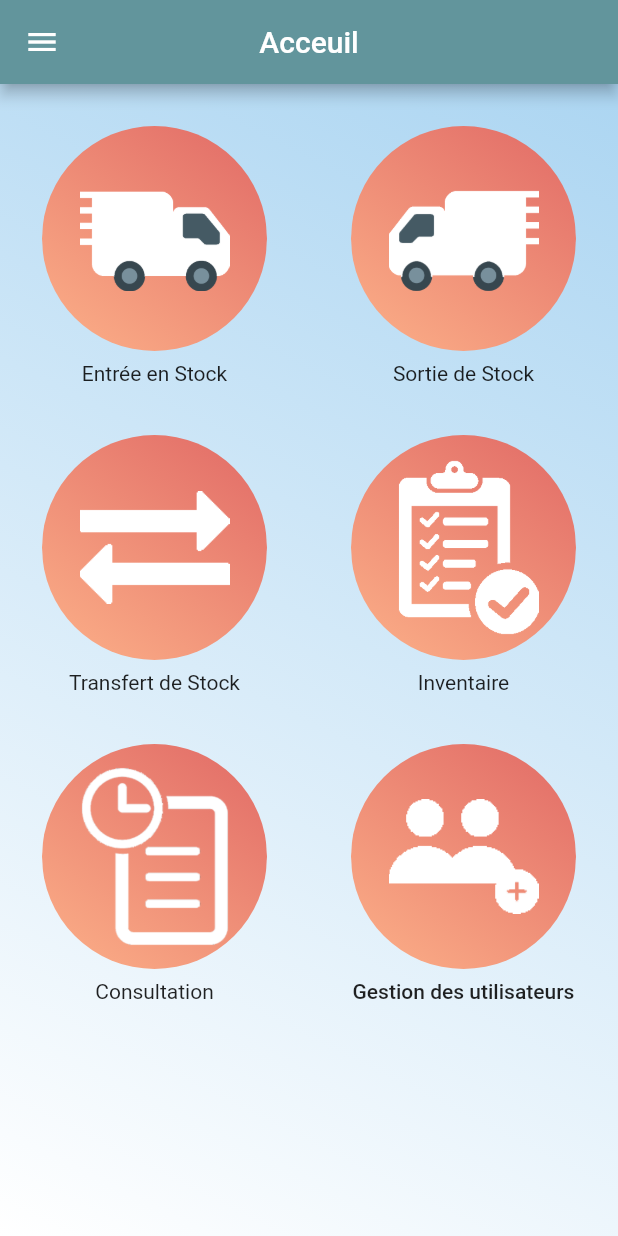
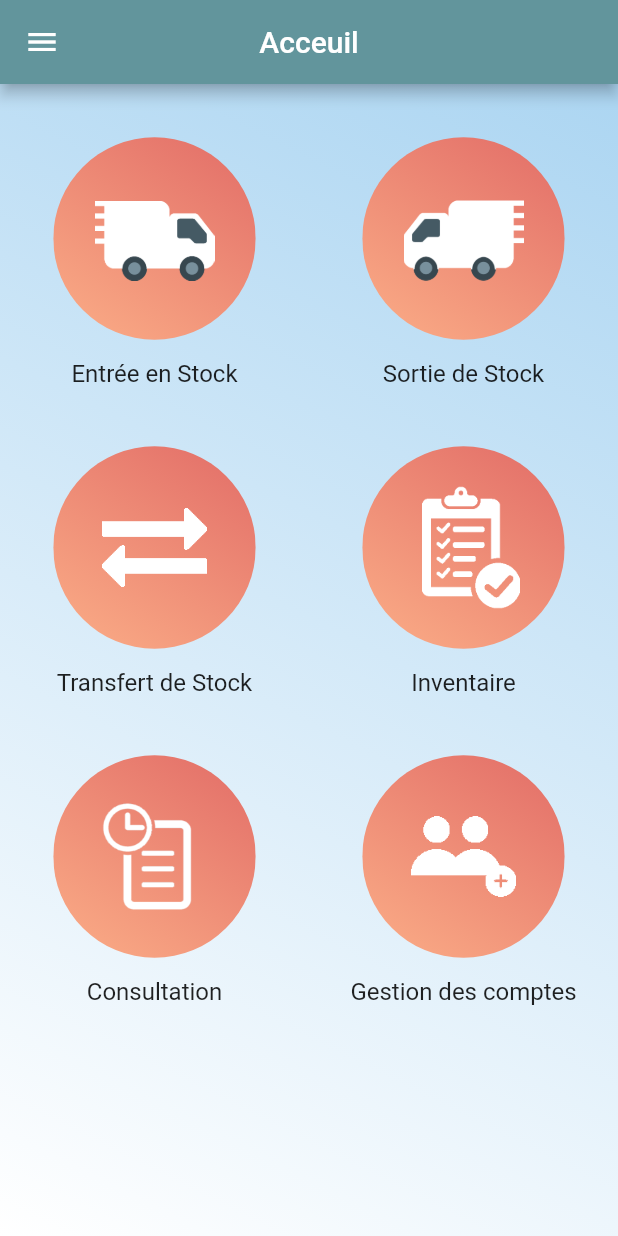
Before and after one commit to afsus12/axia_inventory, a Flutter app: the Menu screen opened directly, on a phone screen of 412 x 824 dp. Run offline on Flutter 3.47's test engine with Material 2 defaults, Android fonts, the phone set to English and light mode, and no system bars; our stand-ins replace rflutter_alert; Roboto replaces fonts that are missing (Montserrat).

Commit message:
kol chay

```diff
--- a/lib/menu.dart
+++ b/lib/menu.dart
@@ -54,12 +54,15 @@ class _MenuState extends State<Menu> {
                     leading: ConstrainedBox(
                         constraints: BoxConstraints(
                           minWidth: 24,
-                          minHeight: 24,
-                          maxWidth: 25,
+                          minHeight: 20,
+                          maxWidth: 28,
                           maxHeight: 28,
                         ),
+                        child: Padding(
+                          padding: const EdgeInsets.only(left: 4),
                           child: Image.asset('images/homeicon.png',
-                            fit: BoxFit.fill)),
+                              fit: BoxFit.fill),
+                        )),
                     title: new Text('Acceuil'),
                     onTap: () {  setState(() {
         Navigator.push(
@@ -73,10 +76,11 @@ class _MenuState extends State<Menu> {
                         constraints: BoxConstraints(
                           minWidth: 24,
                           minHeight: 24,
-                          maxWidth: 30,
-                          maxHeight: 30,
+                          maxWidth: 29,
+                          maxHeight: 29,
                         ),
-                        child: Image.asset('images/in1.png', fit: BoxFit.fill)),
+                        child: Container(
+                          child: Image.asset('images/in1.png', fit: BoxFit.fill))),
                     onTap: () {setState(() {
         Navigator.push(
     context,
@@ -88,12 +92,12 @@ class _MenuState extends State<Menu> {
                     leading: ConstrainedBox(
                         constraints: BoxConstraints(
                           minWidth: 24,
-                          minHeight: 24,
-                          maxWidth: 30,
-                          maxHeight: 30,
+                          minHeight: 21,
+                          maxWidth: 28,
+                          maxHeight: 28,
                         ),
                         child:
-                            Image.asset('images/out2.png', fit: BoxFit.fill)),
+                            Container(margin: EdgeInsets.only(left: 1),child: Image.asset('images/out2.png', fit: BoxFit.fill))),
                     onTap: () {setState(() {
         Navigator.push(
     context,
@@ -104,13 +108,16 @@ class _MenuState extends State<Menu> {
                     title: new Text('Transfert du Stock'),
                     leading: ConstrainedBox(
                         constraints: BoxConstraints(
-                          minWidth: 24,
-                          minHeight: 24,
-                          maxWidth: 28,
-                          maxHeight: 30,
+                          minWidth: 21,
+                          minHeight: 21,
+                          maxWidth: 26,
+                          maxHeight: 26,
                         ),
+                        child: Padding(
+                          padding: const EdgeInsets.only(left:2),
                           child: Image.asset('images/exchange2.png',
-                            fit: BoxFit.fill)),
+                              fit: BoxFit.fill),
+                        )),
                     onTap: () {setState(() {
         Navigator.push(
     context,
@@ -121,13 +128,16 @@ class _MenuState extends State<Menu> {
                     title: new Text('Inventaire'),
                     leading: ConstrainedBox(
                       constraints: BoxConstraints(
-                        minWidth: 24,
-                        minHeight: 24,
+                        minWidth: 20,
+                        minHeight: 20,
                         maxWidth: 28,
-                        maxHeight: 30,
+                        maxHeight: 26,
                       ),
+                      child: Padding(
+                        padding: const EdgeInsets.only(left: 1),
                         child: Image.asset('images/inventory2.png',
                             fit: BoxFit.cover),
+                      ),
                     ),
                     onTap: () {setState(() {
         Navigator.push(
@@ -141,8 +151,8 @@ class _MenuState extends State<Menu> {
                       constraints: BoxConstraints(
                         minWidth: 24,
                         minHeight: 24,
-                        maxWidth: 30,
-                        maxHeight: 30,
+                        maxWidth: 28,
+                        maxHeight: 28,
                       ),
                       child: Image.asset('images/his2.png', fit: BoxFit.cover),
                     ),
@@ -154,12 +164,15 @@ class _MenuState extends State<Menu> {
                     title: new Text('Gestion des utilisateurs'),
                     leading: ConstrainedBox(
                       constraints: BoxConstraints(
-                        minWidth: 24,
+                        minWidth: 27,
                         minHeight: 24,
-                        maxWidth: 30,
-                        maxHeight: 28,
+                        maxWidth: 32,
+                        maxHeight: 30,
                       ),
+                      child: Padding(
+                        padding: const EdgeInsets.only(left: 1),
                         child: Image.asset('images/usr.png', fit: BoxFit.cover),
+                      ),
                     ),
                     onTap: () {}),
                 new ListTile(
@@ -169,22 +182,28 @@ class _MenuState extends State<Menu> {
                         minWidth: 14,
                         minHeight: 14,
                         maxWidth: 30,
-                        maxHeight: 28,
+                        maxHeight: 25,
                       ),
+                      child: Padding(
+                        padding: const EdgeInsets.only(left:2),
                         child: Image.asset('images/parametre.png',
                             fit: BoxFit.cover),
+                      ),
                     ),
                     onTap: () {}),
                 new ListTile(
                     title: new Text('log out'),
                     leading: ConstrainedBox(
                       constraints: BoxConstraints(
-                        minWidth: 24,
-                        minHeight: 24,
+                        minWidth: 25,
+                        minHeight: 25,
                         maxWidth: 30,
                         maxHeight: 28,
                       ),
+                      child: Padding(
+                        padding: const EdgeInsets.only(left:5),
                         child: Image.asset('images/IMg4.png', fit: BoxFit.cover),
+                      ),
                     ),
                     onTap: () {}),
               ],
@@ -206,7 +225,7 @@ class _MenuState extends State<Menu> {
           });
         },
                         child: Container(
-                          width: 150,
+                          width: 135,
                           decoration: BoxDecoration(
                             shape: BoxShape.circle,
                             gradient: LinearGradient(
@@ -221,7 +240,7 @@ class _MenuState extends State<Menu> {
                           child: Center(
                               child: Image(
                             image: AssetImage('images/in.png'),
-                            width: 100,
+                            width: 80,
                           )),
                         ),
                       ),
@@ -229,7 +248,7 @@ class _MenuState extends State<Menu> {
                   ),
                   Padding(
                     padding: const EdgeInsets.only(top: 180.0),
-                    child: Center(child: Text('Entrée en Stock')),
+                    child: Center(child: Text('Entrée en Stock',style: TextStyle(fontSize: 16,fontFamily: 'Montserrat',fontWeight: FontWeight.normal, ))),
                   )
                 ],
               ),
@@ -246,7 +265,7 @@ class _MenuState extends State<Menu> {
           });
         },
                         child: Container(
-                          width: 150,
+                          width: 135,
                           decoration: BoxDecoration(
                             shape: BoxShape.circle,
                             gradient: LinearGradient(
@@ -261,7 +280,7 @@ class _MenuState extends State<Menu> {
                           child: Center(
                               child: Image(
                             image: AssetImage('images/out.png'),
-                            width: 100,
+                            width: 80,
                           )),
                         ),
                       ),
@@ -269,8 +288,8 @@ class _MenuState extends State<Menu> {
                   ),
                   Padding(
                     padding: const EdgeInsets.only(top: 180.0),
-                    child: Center(child: Text('Sortie de Stock')),
-                  )
+                    child: Center(child: Text('Sortie de Stock',style: TextStyle(fontSize: 16,fontFamily: 'Montserrat',fontWeight: FontWeight.normal, ))),
+                  ),
                 ],
               ),
               Stack(
@@ -286,7 +305,7 @@ class _MenuState extends State<Menu> {
           });
         },
                         child: Container(
-                          width: 150,
+                          width: 135,
                           decoration: BoxDecoration(
                             shape: BoxShape.circle,
                             gradient: LinearGradient(
@@ -301,7 +320,7 @@ class _MenuState extends State<Menu> {
                           child: Center(
                               child: Image(
                             image: AssetImage('images/tran.png'),
-                            width: 100,
+                            width: 70,
                           )),
                         ),
                       ),
@@ -309,7 +328,7 @@ class _MenuState extends State<Menu> {
                   ),
                   Padding(
                     padding: const EdgeInsets.only(top: 180.0),
-                    child: Center(child: Text('Transfert de Stock')),
+                    child: Center(child: Text('Transfert de Stock',style: TextStyle(fontSize: 16,fontFamily: 'Montserrat',fontWeight: FontWeight.normal, ))),
                   )
                 ],
               ),
@@ -326,7 +345,7 @@ class _MenuState extends State<Menu> {
           });
         },
                         child: Container(
-                          width: 150,
+                          width: 135,
                           decoration: BoxDecoration(
                             shape: BoxShape.circle,
                             gradient: LinearGradient(
@@ -339,9 +358,11 @@ class _MenuState extends State<Menu> {
                             ),
                           ),
                           child: Center(
+                              child: Container(margin:EdgeInsets.only(left: 5),
                                 child: Image(
                             image: AssetImage('images/inv.png'),
-                            width: 100,
+                            width: 70,
+                          ),
                               )),
                         ),
                       ),
@@ -349,7 +370,7 @@ class _MenuState extends State<Menu> {
                   ),
                   Padding(
                     padding: const EdgeInsets.only(top: 180.0),
-                    child: Center(child: Text('Inventaire')),
+                    child: Center(child: Text('Inventaire',style: TextStyle(fontSize: 16,fontFamily: 'Montserrat',fontWeight: FontWeight.normal, ))),
                   )
                 ],
               ),
@@ -358,7 +379,7 @@ class _MenuState extends State<Menu> {
                   Center(
                     child: ClipOval(
                       child: Container(
-                        width: 150,
+                        width: 135,
                         decoration: BoxDecoration(
                           shape: BoxShape.circle,
                           gradient: LinearGradient(
@@ -371,27 +392,29 @@ class _MenuState extends State<Menu> {
                           ),
                         ),
                         child: Center(
+                          child: Container( margin:EdgeInsets.only(right: 10),
                             child: Image(
                               image: AssetImage('images/his.png'),
-                          width: 100,
-                        )),
+                              width: 60,
+                            ),
+                          ),
+                        ),
                       ),
                     ),
                   ),
                   Padding(
                       padding: const EdgeInsets.only(top: 180.0),
                       child: Center(
-                        child: Text('Consultation'),
+                        child: Text('Consultation',style: TextStyle(fontSize: 16,fontFamily: 'Montserrat',fontWeight: FontWeight.normal, )),
                       ))
                 ],
               ),
-              FlatButton(
-                child: Stack(
+              Stack(
                 children: [
                   Center(
                     child: ClipOval(
                       child: Container(
-                          width: 150,
+                        width: 135,
                         decoration: BoxDecoration(
                           shape: BoxShape.circle,
                           gradient: LinearGradient(
@@ -406,20 +429,16 @@ class _MenuState extends State<Menu> {
                         child: Center(
                             child: Image(
                           image: AssetImage('images/utilis.png'),
-                            width: 100,
+                          width: 70,
                         )),
                       ),
                     ),
                   ),
                   Padding(
-                      padding: const EdgeInsets.only(top: 180.0),
-                      child: Center(child: Text('Gestion des utilisateurs')),
+                    padding: const EdgeInsets.only(top: 180.0 ),
+                    child: Center(child: Text('Gestion des comptes',style: TextStyle(fontSize: 16,fontFamily: 'Montserrat',fontWeight: FontWeight.normal, ))),
                   )
                 ],
-                ),
-                onPressed: () {
-                  setState(() {});
-                },
               ),
             ],
           ),
```
Lines whose indentation alone changed are shown as unchanged.
